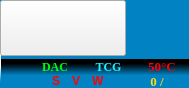
Above: ui/icons_bar/icons_bar.ui from 15903016222/Voice before the change. Below: the same form after it.
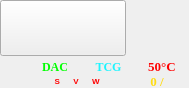
That is the form after the change. Icons and pictures are not drawn. Custom widgets are drawn as their Qt base class.

Commit message: 修改: 取消icons_bar.ui设置stylesheet的内容

```diff
--- a/ui/icons_bar/icons_bar.ui
+++ b/ui/icons_bar/icons_bar.ui
@@ -58,11 +58,7 @@
    <item>
     <widget class="QWidget" name="widget_1" native="true">
      <property name="styleSheet">
-      <string notr="true">QWidget#widget_1
-{
-	background-color: rgba(0, 130, 195);
-    border-left:1px solid qlineargradient(spread:reflect, x1:0.49435, y1:0.068, x2:0.50565, y2:0.75, stop:0.158192 rgba(0, 130, 195, 255), stop:0.559322 rgba(255, 255, 255, 255));
-}</string>
+      <string notr="true"/>
      </property>
      <layout class="QHBoxLayout" name="horizontalLayout" stretch="2,1">
       <property name="spacing">
@@ -156,11 +152,7 @@
       </sizepolicy>
      </property>
      <property name="styleSheet">
-      <string notr="true">QWidget#widget_2
-{
-	background-color: qlineargradient(spread:pad, x1:0.5, y1:0, x2:0.5, y2:1, stop:0.158192 rgba(0, 0, 0, 255), stop:0.559322 rgba(0, 130, 195, 255));
-	border-left:1px solid qlineargradient(spread:pad, x1:0.5, y1:0.15, x2:0.5, y2:1, stop:0.158192 rgba(255, 255, 255, 255), stop:0.757062 rgba(0, 130, 195, 255));
-}</string>
+      <string notr="true"/>
      </property>
      <layout class="QHBoxLayout" name="horizontalLayout_6" stretch="1,5">
       <property name="spacing">
```
Left out of the diff: 4 changed lines with no effect on the pictures.
